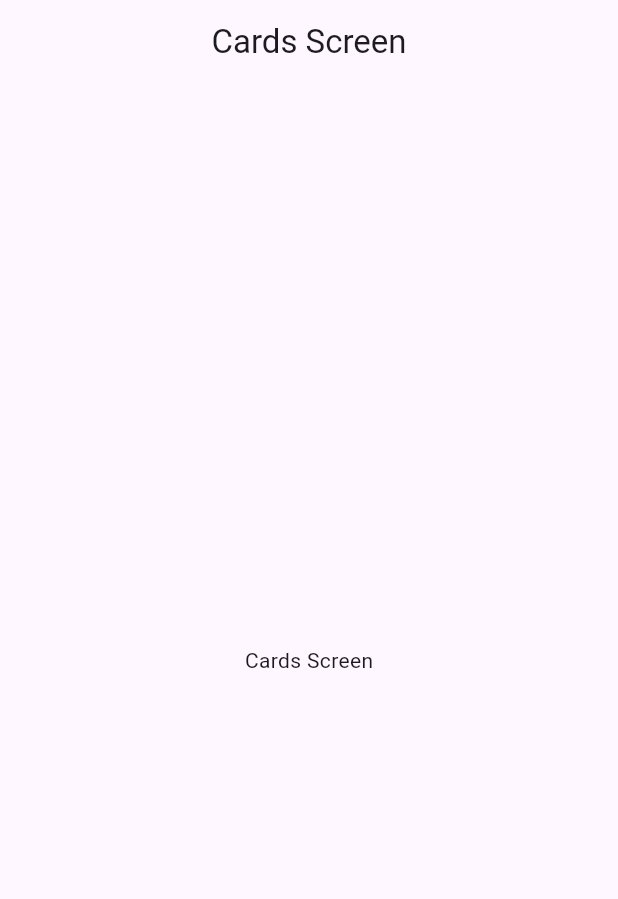
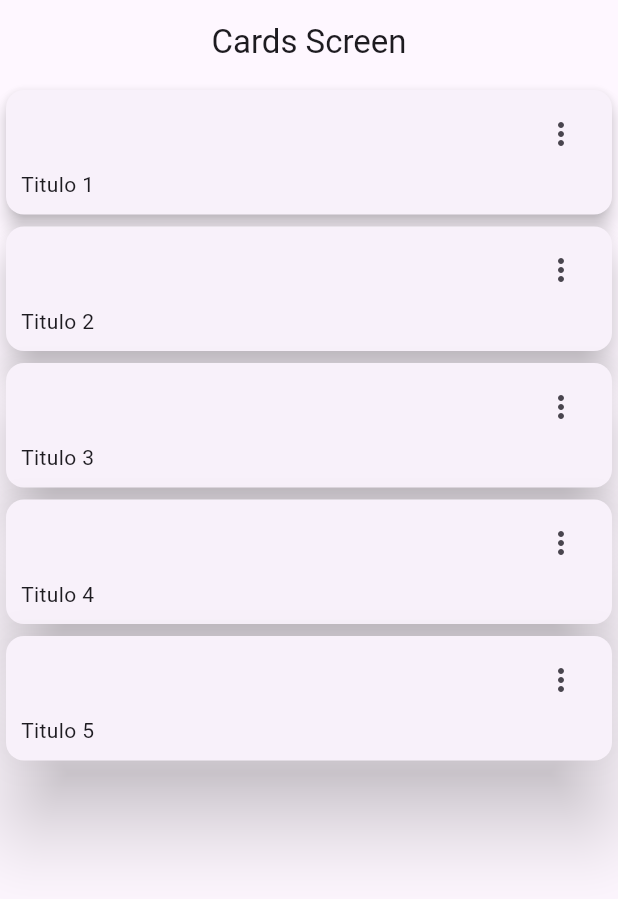
Before and after one commit to AliceSnow14/WidgetsApp, a Flutter app: the CardsScreen screen opened by its route, on a phone screen of 412 x 824 dp. Shown: the top 899 px of the screen. Run offline on Flutter 3.47's test engine with Material 3 defaults, Android fonts, the phone set to English and light mode, and no system bars; our stand-ins replace go_router.

Commit message:
cards added to cards screen

```diff
--- a/lib/src/presentation/screens/cards_screen.dart
+++ b/lib/src/presentation/screens/cards_screen.dart
@@ -1,4 +1,27 @@
 import 'package:flutter/material.dart';
+
+const cards = <Map<String, dynamic>>[
+  {
+    'title': 'Titulo 1',
+    'elevation': 5.0,
+  },
+  {
+    'title': 'Titulo 2',
+    'elevation': 10.0,
+  },
+  {
+    'title': 'Titulo 3',
+    'elevation': 15.0,
+  },
+  {
+    'title': 'Titulo 4',
+    'elevation': 20.0,
+  },
+  {
+    'title': 'Titulo 5',
+    'elevation': 25.0,
+  },
+];
 
 class CardsScreen extends StatelessWidget {
   const CardsScreen({super.key});
@@ -9,7 +32,59 @@ class CardsScreen extends StatelessWidget {
       appBar: AppBar(
         title: const Text('Cards Screen'),
       ),
-      body: const Center(child: Text('Cards Screen')),
+      body: const _CardsView(),
     );
   }
 }
+
+class _CardsView extends StatelessWidget {
+  const _CardsView();
+
+  @override
+  Widget build(BuildContext context) {
+    return Column(
+      children: [
+        ...cards.map(
+          (card) => _CardType1(
+            title: card['title'],
+            elevation: card['elevation'],
+          ),
+        ),
+      ],
+    );
+  }
+}
+
+class _CardType1 extends StatelessWidget {
+  final String title;
+  final double elevation;
+  const _CardType1({
+    required this.title,
+    required this.elevation,
+  });
+
+  @override
+  Widget build(BuildContext context) {
+    return Card(
+      elevation: elevation,
+      child: Padding(
+        padding: const EdgeInsets.fromLTRB(10, 5, 10, 10),
+        child: Column(
+          children: [
+            Align(
+              alignment: Alignment.topRight,
+              child: IconButton(
+                onPressed: () {},
+                icon: const Icon(Icons.more_vert_outlined),
+              ),
+            ),
+            Align(
+              alignment: Alignment.bottomLeft,
+              child: Text(title),
+            ),
+          ],
+        ),
+      ),
+    );
+  }
+}
```
